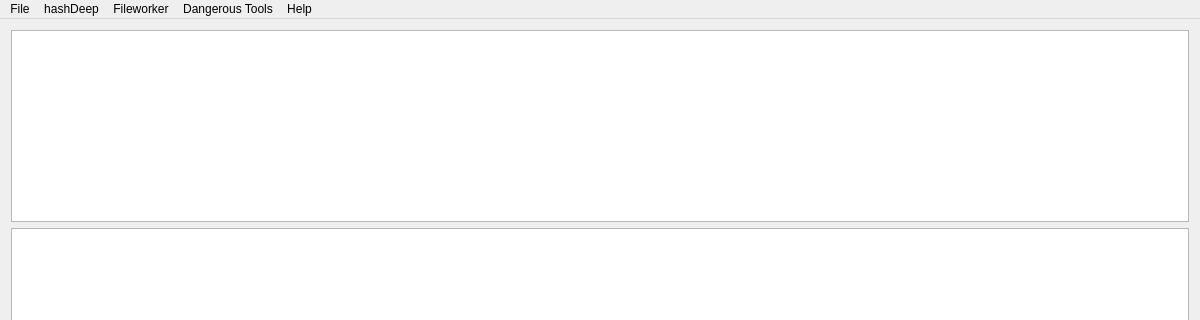
Old version of the form src/mainwindow.ui in the repository untergasser/filecalibur; both pictures show x 0 to 1200 and y 0 to 320 of the 1200 by 800 pixel window.
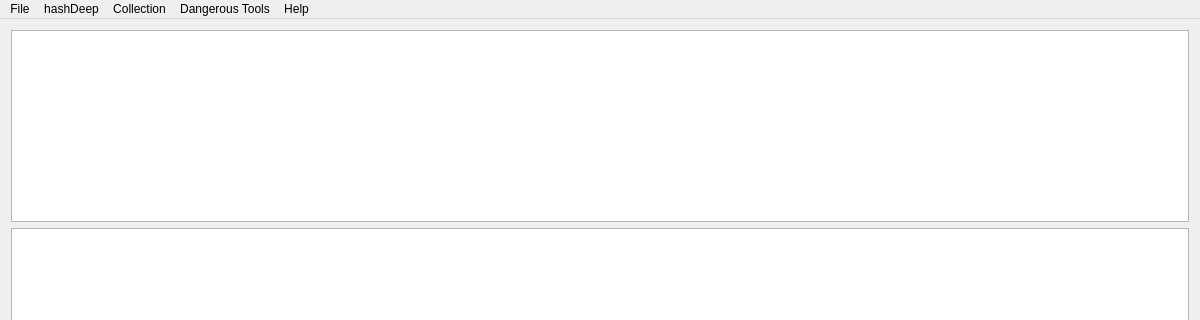
New version of the form.

Diff of the .ui file:
```diff
--- a/src/mainwindow.ui
+++ b/src/mainwindow.ui
@@ -90,7 +90,7 @@
    </widget>
    <widget class="QMenu" name="menuFileeditor">
     <property name="title">
-     <string>Fileworker</string>
+     <string>Collection</string>
     </property>
     <addaction name="actionModify_Path"/>
     <addaction name="separator"/>
```
